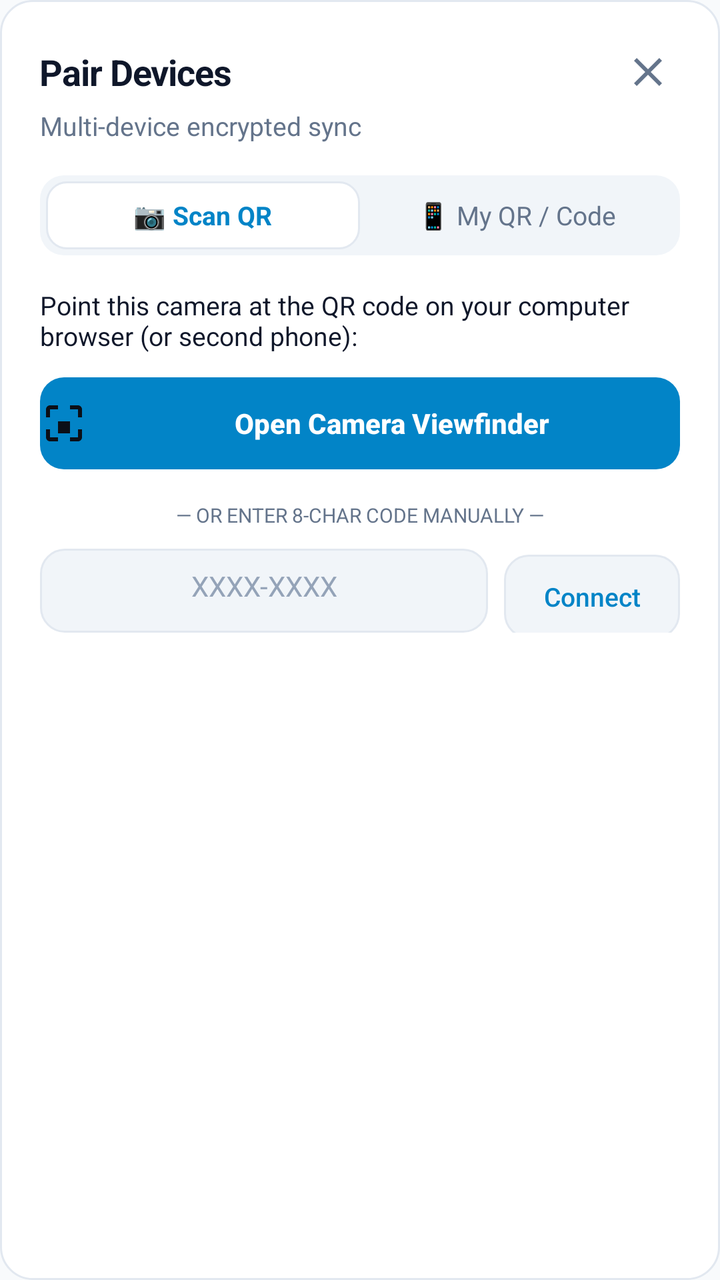
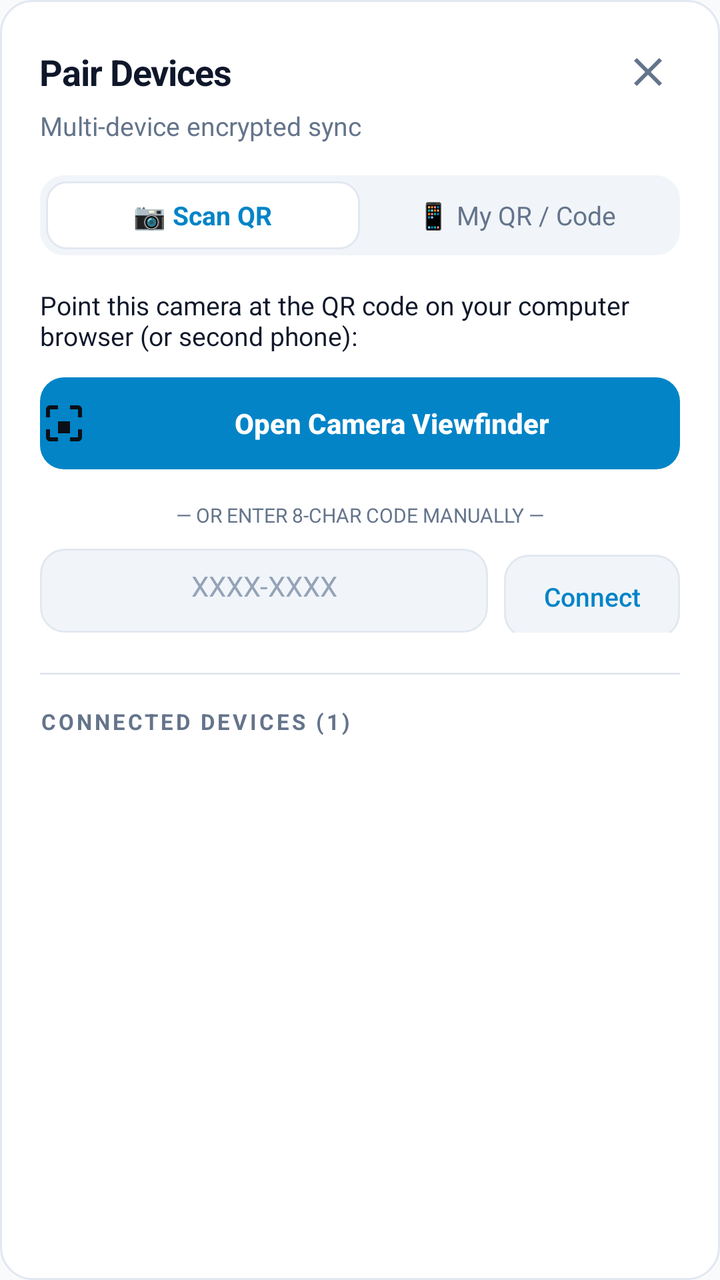

An Android layout rendered at two revisions. The XML below is the earlier revision; the diff shows what the commit changed to produce the second picture.
<!-- AndroidManifest.xml: application theme Theme.Teilen -->
<!-- res/layout/dialog_universal_pair.xml -->
<?xml version="1.0" encoding="utf-8"?>
<LinearLayout xmlns:android="http://schemas.android.com/apk/res/android"
    android:layout_width="match_parent"
    android:layout_height="wrap_content"
    android:background="@drawable/bg_card"
    android:orientation="vertical"
    android:padding="20dp">

    
    <LinearLayout
        android:layout_width="match_parent"
        android:layout_height="wrap_content"
        android:gravity="center_vertical"
        android:orientation="horizontal">

        <TextView
            style="@style/Text.Header"
            android:layout_width="0dp"
            android:layout_height="wrap_content"
            android:layout_weight="1"
            android:text="Pair Devices"
            android:textSize="18sp" />

        <ImageButton
            android:id="@+id/dialog_pair_close"
            android:layout_width="32dp"
            android:layout_height="32dp"
            android:background="?android:attr/selectableItemBackgroundBorderless"
            android:contentDescription="Close"
            android:src="@drawable/ic_close"
            android:tint="@color/text_secondary" />
    </LinearLayout>

    <TextView
        style="@style/Text.Caption"
        android:layout_width="match_parent"
        android:layout_height="wrap_content"
        android:layout_marginTop="2dp"
        android:text="Multi-device encrypted sync" />

    
    <LinearLayout
        android:id="@+id/pair_tab_container"
        android:layout_width="match_parent"
        android:layout_height="40dp"
        android:layout_marginTop="16dp"
        android:background="@drawable/bg_segmented_container"
        android:orientation="horizontal"
        android:padding="3dp">

        <TextView
            android:id="@+id/tab_scan_qr"
            android:layout_width="0dp"
            android:layout_height="match_parent"
            android:layout_weight="1"
            android:background="@drawable/bg_segmented_selected"
            android:gravity="center"
            android:text="📷 Scan QR"
            android:textColor="@color/accent"
            android:textSize="13sp"
            android:textStyle="bold" />

        <TextView
            android:id="@+id/tab_my_code"
            android:layout_width="0dp"
            android:layout_height="match_parent"
            android:layout_weight="1"
            android:background="@null"
            android:gravity="center"
            android:text="📱 My QR / Code"
            android:textColor="@color/text_secondary"
            android:textSize="13sp" />
    </LinearLayout>

    
    <LinearLayout
        android:id="@+id/view_scan_qr"
        android:layout_width="match_parent"
        android:layout_height="wrap_content"
        android:layout_marginTop="16dp"
        android:orientation="vertical">

        <TextView
            style="@style/Text.Body"
            android:layout_width="match_parent"
            android:layout_height="wrap_content"
            android:text="Point this camera at the QR code on your computer browser (or second phone):"
            android:textSize="13sp" />

        <Button
            android:id="@+id/btn_open_camera_scanner"
            style="@style/Button.Primary"
            android:layout_width="match_parent"
            android:layout_height="46dp"
            android:layout_marginTop="12dp"
            android:drawableStart="@drawable/ic_qr_scan"
            android:drawablePadding="8dp"
            android:drawableTint="#0B0F17"
            android:text="Open Camera Viewfinder"
            android:textSize="14sp" />

        <TextView
            style="@style/Text.Caption"
            android:layout_width="match_parent"
            android:layout_height="wrap_content"
            android:layout_marginTop="16dp"
            android:gravity="center"
            android:text="— OR ENTER 8-CHAR CODE MANUALLY —"
            android:textColor="@color/text_secondary"
            android:textSize="10sp" />

        <LinearLayout
            android:layout_width="match_parent"
            android:layout_height="wrap_content"
            android:layout_marginTop="10dp"
            android:orientation="horizontal">

            <EditText
                android:id="@+id/input_manual_pair_code"
                style="@style/Input.Field"
                android:layout_width="0dp"
                android:layout_height="42dp"
                android:layout_weight="1"
                android:gravity="center"
                android:hint="XXXX-XXXX"
                android:inputType="textCapCharacters|textNoSuggestions"
                android:maxLength="9"
                android:textSize="14sp" />

            <Button
                android:id="@+id/btn_submit_manual_code"
                style="@style/Button.Outline"
                android:layout_width="wrap_content"
                android:layout_height="42dp"
                android:layout_marginStart="8dp"
                android:minHeight="42dp"
                android:text="Connect"
                android:textColor="@color/accent"
                android:textSize="13sp" />
        </LinearLayout>

        <TextView
            android:id="@+id/status_manual_pair"
            style="@style/Text.Caption"
            android:layout_width="match_parent"
            android:layout_height="wrap_content"
            android:layout_marginTop="6dp"
            android:visibility="gone" />
    </LinearLayout>

    
    <LinearLayout
        android:id="@+id/view_my_code"
        android:layout_width="match_parent"
        android:layout_height="wrap_content"
        android:layout_marginTop="16dp"
        android:gravity="center_horizontal"
        android:orientation="vertical"
        android:visibility="gone">

        <TextView
            style="@style/Text.Body"
            android:layout_width="match_parent"
            android:layout_height="wrap_content"
            android:gravity="center"
            android:text="Scan this code with the Teilen app on your other device:"
            android:textSize="13sp" />

        <FrameLayout
            android:layout_width="180dp"
            android:layout_height="180dp"
            android:layout_marginTop="12dp"
            android:background="@drawable/bg_input"
            android:padding="8dp">

            <ImageView
                android:id="@+id/dialog_pair_qr"
                android:layout_width="match_parent"
                android:layout_height="match_parent"
                android:contentDescription="Pairing QR Code" />

            <ProgressBar
                android:id="@+id/dialog_pair_spinner"
                android:layout_width="32dp"
                android:layout_height="32dp"
                android:layout_gravity="center"
                android:indeterminateTint="@color/accent" />
        </FrameLayout>

        
        <LinearLayout
            android:layout_width="wrap_content"
            android:layout_height="wrap_content"
            android:layout_marginTop="10dp"
            android:gravity="center_vertical"
            android:orientation="horizontal">

            <TextView
                android:id="@+id/dialog_pair_code"
                style="@style/Text.Tabular"
                android:layout_width="wrap_content"
                android:layout_height="wrap_content"
                android:fontFamily="monospace"
                android:text="····-····"
                android:textColor="@color/text_primary"
                android:textSize="18sp"
                android:textStyle="bold" />

            <Button
                android:id="@+id/dialog_btn_copy_code"
                style="@style/Button.Outline"
                android:layout_width="wrap_content"
                android:layout_height="30dp"
                android:layout_marginStart="10dp"
                android:minHeight="30dp"
                android:minWidth="0dp"
                android:paddingStart="8dp"
                android:paddingEnd="8dp"
                android:text="Copy"
                android:textColor="@color/accent"
                android:textSize="11sp" />
        </LinearLayout>

        <TextView
            android:id="@+id/dialog_pair_status"
            style="@style/Text.Caption"
            android:layout_width="match_parent"
            android:layout_height="wrap_content"
            android:layout_marginTop="6dp"
            android:gravity="center"
            android:text="Waiting for other device to approve…"
            android:textColor="@color/text_secondary" />
    </LinearLayout>

</LinearLayout>
<!-- resources referenced by this layout -->
<resources>
  <color name="accent">#0284C7</color>
  <color name="text_primary">#0F172A</color>
  <color name="text_secondary">#64748B</color>
  <!-- drawable bg_card (drawable) -->
  <?xml version="1.0" encoding="utf-8"?>
  <shape xmlns:android="http://schemas.android.com/apk/res/android"
      android:shape="rectangle">
      <solid android:color="@color/surface" />
      <corners android:radius="16dp" />
      <stroke
          android:width="1dp"
          android:color="@color/surface_border" />
  </shape>
  <!-- drawable bg_input (drawable) -->
  <?xml version="1.0" encoding="utf-8"?>
  <shape xmlns:android="http://schemas.android.com/apk/res/android"
      android:shape="rectangle">
      <solid android:color="@color/surface_alt" />
      <corners android:radius="12dp" />
      <stroke
          android:width="1dp"
          android:color="@color/surface_border" />
  </shape>
  <!-- drawable bg_segmented_container (drawable) -->
  <?xml version="1.0" encoding="utf-8"?>
  <shape xmlns:android="http://schemas.android.com/apk/res/android"
      android:shape="rectangle">
      <solid android:color="@color/surface_alt" />
      <corners android:radius="12dp" />
  </shape>
  <!-- drawable bg_segmented_selected (drawable) -->
  <?xml version="1.0" encoding="utf-8"?>
  <shape xmlns:android="http://schemas.android.com/apk/res/android"
      android:shape="rectangle">
      <solid android:color="@color/surface" />
      <corners android:radius="10dp" />
      <stroke android:width="1dp" android:color="@color/divider" />
  </shape>
  <!-- drawable ic_close (drawable) -->
  <vector xmlns:android="http://schemas.android.com/apk/res/android"
      android:width="24dp"
      android:height="24dp"
      android:viewportWidth="24"
      android:viewportHeight="24">
      <path
          android:fillColor="#FFFFFFFF"
          android:pathData="M19,6.41L17.59,5 12,10.59 6.41,5 5,6.41 10.59,12 5,17.59 6.41,19 12,13.41 17.59,19 19,17.59 13.41,12z"/>
  </vector>
  <style name="Input.Field">
          <item name="android:background">@drawable/bg_input</item>
          <item name="android:textColor">@color/text_primary</item>
          <item name="android:textColorHint">@color/text_muted</item>
          <item name="android:textSize">15sp</item>
          <item name="android:padding">14dp</item>
          <item name="android:minHeight">48dp</item>
      </style>
  <style name="Text.Body">
          <item name="android:textColor">@color/text_primary</item>
          <item name="android:textSize">15sp</item>
      </style>
  <style name="Text.Caption">
          <item name="android:textColor">@color/text_secondary</item>
          <item name="android:textSize">13sp</item>
          <item name="android:lineSpacingMultiplier">1.2</item>
      </style>
  <style name="Text.Header">
          <item name="android:textColor">@color/text_primary</item>
          <item name="android:textSize">22sp</item>
          <item name="android:textStyle">bold</item>
          <item name="android:letterSpacing">-0.02</item>
      </style>
  <style name="Text.Tabular">
          <item name="android:textColor">@color/text_secondary</item>
          <item name="android:textSize">13sp</item>
          <item name="android:fontFeatureSettings">tnum</item>
      </style>
  <color name="surface">#FFFFFF</color>
  <color name="surface_border">#E2E8F0</color>
  <color name="surface_alt">#F1F5F9</color>
  <color name="divider">#E2E8F0</color>
  <color name="on_accent">#FFFFFF</color>
  <color name="text_muted">#94A3B8</color>
  <color name="bg">#F8FAFC</color>
  <color name="nav_bg">#FFFFFF</color>
  <color name="ripple">#1F000000</color>
  <!-- unchanged entries left out for length: 6 -->
</resources>

<!-- the commit's change to res/layout/dialog_universal_pair.xml (unified diff, before → after) -->
@@ -232,4 +232,58 @@
             android:textColor="@color/text_secondary" />
     </LinearLayout>
 
+    
+    <View
+        android:layout_width="match_parent"
+        android:layout_height="1dp"
+        android:layout_marginTop="20dp"
+        android:layout_marginBottom="16dp"
+        android:background="@color/divider" />
+
+    
+    <LinearLayout
+        android:layout_width="match_parent"
+        android:layout_height="wrap_content"
+        android:orientation="vertical">
+
+        <LinearLayout
+            android:layout_width="match_parent"
+            android:layout_height="wrap_content"
+            android:gravity="center_vertical"
+            android:orientation="horizontal">
+
+            <TextView
+                android:id="@+id/dialog_devices_title"
+                style="@style/Text.Section"
+                android:layout_width="0dp"
+                android:layout_height="wrap_content"
+                android:layout_weight="1"
+                android:text="CONNECTED DEVICES (1)"
+                android:textColor="@color/text_secondary"
+                android:textSize="11sp"
+                android:textStyle="bold" />
+
+            <Button
+                android:id="@+id/dialog_btn_disconnect_others"
+                style="@style/Button.Outline"
+                android:layout_width="wrap_content"
+                android:layout_height="28dp"
+                android:minHeight="28dp"
+                android:minWidth="0dp"
+                android:paddingStart="8dp"
+                android:paddingEnd="8dp"
+                android:text="Disconnect Others"
+                android:textColor="#F87171"
+                android:textSize="11sp"
+                android:visibility="gone" />
+        </LinearLayout>
+
+        <LinearLayout
+            android:id="@+id/dialog_devices_container"
+            android:layout_width="match_parent"
+            android:layout_height="wrap_content"
+            android:layout_marginTop="8dp"
+            android:orientation="vertical" />
+    </LinearLayout>
+
 </LinearLayout>
<!-- resource entries referenced after the edit -->
@@ -71,6 +71,13 @@
           <item name="android:textStyle">bold</item>
           <item name="android:letterSpacing">-0.02</item>
       </style>
+  <style name="Text.Section">
+          <item name="android:textColor">@color/text_secondary</item>
+          <item name="android:textSize">11sp</item>
+          <item name="android:textStyle">bold</item>
+          <item name="android:letterSpacing">0.12</item>
+          <item name="android:textAllCaps">true</item>
+      </style>
   <style name="Text.Tabular">
           <item name="android:textColor">@color/text_secondary</item>
           <item name="android:textSize">13sp</item>
